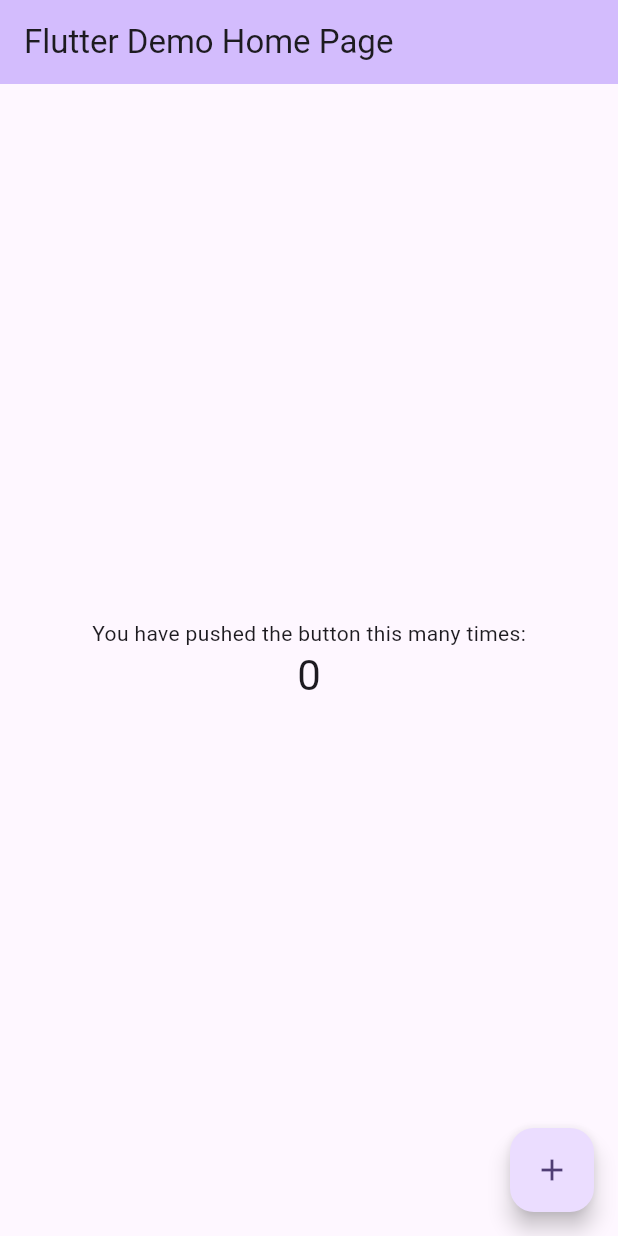
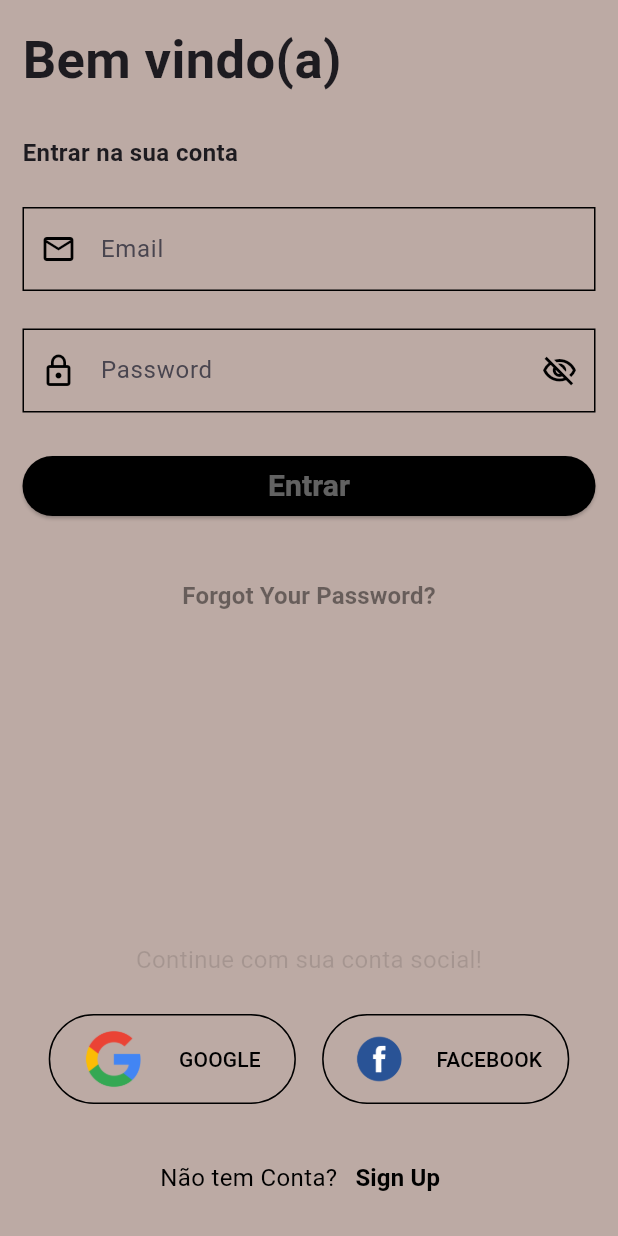
Before and after one commit to N0vais/Lord_barber, a Flutter app: the screen it shows after launch, on a phone screen of 412 x 824 dp. Run offline on Flutter 3.47's test engine with Material 3 defaults, Android fonts, the light colour scheme and no system bars.

Commit message:
pagina inicial cadastro e login

```diff
--- /dev/null
+++ b/lib/components/butomLogin.dart
@@ -0,0 +1,40 @@
+import 'package:barber_lord_definitivo/utils/config.dart';
+import 'package:flutter/material.dart';
+
+
+
+class Butomlogin extends StatelessWidget {
+  const Butomlogin(
+      {super.key,
+        required this.width,
+        required this.title,
+        required this.onPressed,
+        required this.disable});
+
+  final double width;
+  final String title;
+  final bool disable;
+  final Function() onPressed;
+
+  @override
+  Widget build(BuildContext context) {
+    return SizedBox(
+      width: width,
+      child: ElevatedButton(
+        style: ElevatedButton.styleFrom(
+          backgroundColor: Config.primaryColor,
+          foregroundColor: Colors.white38,
+
+        ),
+        onPressed: disable ? null : onPressed,
+        child: Text(
+          title,
+          style: const TextStyle(
+            fontSize: 20,
+            fontWeight: FontWeight.bold,
+          ),
+        ),
+      ),
+    );
+  }
+}
--- /dev/null
+++ b/lib/components/butomSocial.dart
@@ -0,0 +1,39 @@
+import 'package:barber_lord_definitivo/utils/config.dart';
+import 'package:flutter/material.dart';
+
+class ButomSocial extends StatelessWidget {
+  const ButomSocial({Key? key, required this.social}) : super(key: key);
+
+  final String social;
+
+  @override
+  Widget build(BuildContext context) {
+    Config().init(context);
+    return OutlinedButton(
+      style: OutlinedButton.styleFrom(
+        padding: const EdgeInsets.symmetric(vertical: 10),
+        side: const BorderSide(width: 1, color: Colors.black),
+      ),
+      onPressed: () {},
+      child: SizedBox(
+        width: Config.widthSize * 0.4,
+        child: Row(
+          mainAxisAlignment: MainAxisAlignment.spaceEvenly,
+          children: <Widget>[
+            Image.asset(
+              'assets/$social.png',
+              width: 40,
+              height: 40,
+            ),
+            Text(
+              social.toUpperCase(),
+              style: const TextStyle(
+                color: Colors.black,
+              ),
+            ),
+          ],
+        ),
+      ),
+    );
+  }
+}
--- /dev/null
+++ b/lib/components/form_login.dart
@@ -0,0 +1,126 @@
+
+
+import 'package:barber_lord_definitivo/utils/config.dart';
+import 'package:flutter/material.dart';
+
+import 'butomLogin.dart';
+
+class FormLogin extends StatefulWidget {
+  const FormLogin({Key? key}) : super(key: key);
+
+  @override
+  State<FormLogin> createState() => _FormLoginState();
+}
+
+class _FormLoginState extends State<FormLogin> {
+  final _formKey = GlobalKey<FormState>();
+  final _emailController = TextEditingController();
+  final _passController = TextEditingController();
+  bool obsecurePass = true;
+  @override
+  Widget build(BuildContext context) {
+    return Form(
+      key: _formKey,
+      child: Column(
+        mainAxisAlignment: MainAxisAlignment.start,
+        children: <Widget>[
+          TextFormField(
+            controller: _emailController,
+            keyboardType: TextInputType.emailAddress,
+            cursorColor: Config.primaryColor,
+            decoration: const InputDecoration(
+              hintText: 'Email Address',
+              labelText: 'Email',
+              alignLabelWithHint: true,
+              prefixIcon: Icon(Icons.email_outlined),
+              prefixIconColor: Config.primaryColor,
+            ),
+          ),
+          Config.spaceSmall,
+          TextFormField(
+            controller: _passController,
+            keyboardType: TextInputType.visiblePassword,
+            cursorColor: Config.primaryColor,
+            obscureText: obsecurePass,
+            decoration: InputDecoration(
+                hintText: 'Password',
+                labelText: 'Password',
+                alignLabelWithHint: true,
+                prefixIcon: const Icon(Icons.lock_outline),
+                prefixIconColor: Config.primaryColor,
+                suffixIcon: IconButton(
+                    onPressed: () {
+                      setState(() {
+                        obsecurePass = !obsecurePass;
+                      });
+                    },
+                    icon: obsecurePass
+                        ? const Icon(
+                      Icons.visibility_off_outlined,
+                      color: Colors.black,
+                    )
+                        : const Icon(
+                      Icons.visibility_outlined,
+                      color: Config.primaryColor,
+                    ))),
+          ),
+          Config.spaceSmall,
+          Butomlogin(
+            width: double.infinity,
+            title: 'Entrar',
+            onPressed: () {  },
+            disable: false,
+          )
+          // Consumer<AuthModel>(
+          //   builder: (context, auth, child) {
+          //     return Button(
+          //       width: double.infinity,
+          //       title: 'Sign In',
+          //       onPressed: () async {
+          //         //login here
+          //         final token = await DioProvider()
+          //             .getToken(_emailController.text, _passController.text);
+          //
+          //         if (token) {
+          //           //auth.loginSuccess(); //update login status
+          //           //rediret to main page
+          //
+          //           //grab user data here
+          //           final SharedPreferences prefs =
+          //           await SharedPreferences.getInstance();
+          //           final tokenValue = prefs.getString('token') ?? '';
+          //
+          //           if (tokenValue.isNotEmpty && tokenValue != '') {
+          //             //get user data
+          //             final response = await DioProvider().getUser(tokenValue);
+          //             if (response != null) {
+          //               setState(() {
+          //                 //json decode
+          //                 Map<String, dynamic> appointment = {};
+          //                 final user = json.decode(response);
+          //
+          //                 //check if any appointment today
+          //                 for (var doctorData in user['doctor']) {
+          //                   //if there is appointment return for today
+          //
+          //                   if (doctorData['appointments'] != null) {
+          //                     appointment = doctorData;
+          //                   }
+          //                 }
+          //
+          //                 //auth.loginSuccess(user, appointment);
+          //                 // MyApp.navigatorKey.currentState!.pushNamed('main');
+          //               });
+          //             }
+          //           }
+          //         }
+          //       },
+          //       disable: false,
+          //     );
+          //   },
+          // )
+        ],
+      ),
+    );
+  }
+}
--- a/lib/main.dart
+++ b/lib/main.dart
@@ -1,3 +1,6 @@
+import 'package:barber_lord_definitivo/screens/authentication.dart';
+import 'package:barber_lord_definitivo/utils/config.dart';
+import 'package:barber_lord_definitivo/utils/main_layout.dart';
 import 'package:flutter/material.dart';
 
 void main() {
@@ -7,31 +10,45 @@
 class MyApp extends StatelessWidget {
   const MyApp({super.key});
 
+//statc navigator pucha a navegação
+  static final navigatorKey = GlobalKey<NavigatorState>();
+
   // This widget is the root of your application.
   @override
   Widget build(BuildContext context) {
+    //pre definindo o themeData
     return MaterialApp(
-      title: 'Flutter Demo',
+      navigatorKey: navigatorKey,
+      title: 'Barber Lord',
+      debugShowCheckedModeBanner: false,
       theme: ThemeData(
-        // This is the theme of your application.
-        //
-        // TRY THIS: Try running your application with "flutter run". You'll see
-        // the application has a purple toolbar. Then, without quitting the app,
-        // try changing the seedColor in the colorScheme below to Colors.green
-        // and then invoke "hot reload" (save your changes or press the "hot
-        // reload" button in a Flutter-supported IDE, or press "r" if you used
-        // the command line to start the app).
-        //
-        // Notice that the counter didn't reset back to zero; the application
-        // state is not lost during the reload. To reset the state, use hot
-        // restart instead.
-        //
-        // This works for code too, not just values: Most code changes can be
-        // tested with just a hot reload.
-        colorScheme: ColorScheme.fromSeed(seedColor: Colors.deepPurple),
-        useMaterial3: true,
+        //pre define os inputs
+        inputDecorationTheme: const InputDecorationTheme(
+          focusColor: Config.primaryColor,
+          border: Config.outlinedBorder,
+          focusedBorder: Config.focusBorder,
+          errorBorder: Config.errorBorder,
+          enabledBorder: Config.outlinedBorder,
+          floatingLabelStyle: TextStyle(color: Config.primaryColor),
+          prefixIconColor: Colors.black,
+        ),
+        scaffoldBackgroundColor: Colors.brown.shade200,
+        bottomNavigationBarTheme: BottomNavigationBarThemeData(
+          backgroundColor: Config.primaryColor,
+          selectedItemColor: Colors.black12,
+          showSelectedLabels: true,
+          showUnselectedLabels: false,
+          unselectedItemColor: Colors.grey.shade700,
+          elevation: 10,
+          type: BottomNavigationBarType.fixed,
+        ),
       ),
-      home: const MyHomePage(title: 'Flutter Demo Home Page'),
+      initialRoute: '/',
+      routes: {
+        '/': (context) => const AutenticationPage(),
+        'main':(context)=> const MainLayout()
+      },
+
     );
   }
 }
--- /dev/null
+++ b/lib/screens/authentication.dart
@@ -0,0 +1,124 @@
+import 'package:barber_lord_definitivo/components/butomSocial.dart';
+import 'package:barber_lord_definitivo/components/form_login.dart';
+import 'package:barber_lord_definitivo/utils/config.dart';
+import 'package:barber_lord_definitivo/utils/text.dart';
+import 'package:flutter/material.dart';
+
+class AutenticationPage extends StatefulWidget {
+  const AutenticationPage({Key? key}) : super(key: key);
+
+  @override
+  State<AutenticationPage> createState() => _AutenticationPage();
+}
+
+class _AutenticationPage extends State<AutenticationPage> {
+  bool isSignIn = true;
+
+  @override
+  Widget build(BuildContext context) {
+    return Scaffold(
+        body: Padding(
+      padding: const EdgeInsets.symmetric(
+        horizontal: 15,
+        vertical: 15,
+      ),
+      child: SafeArea(
+          child: Column(
+        mainAxisAlignment: MainAxisAlignment.start,
+        crossAxisAlignment: CrossAxisAlignment.start,
+        children: <Widget>[
+          Text(
+            AppText.enText['welcome_text']!,
+            style: const TextStyle(
+              fontSize: 35,
+              fontWeight: FontWeight.bold,
+            ),
+          ),
+          Config.spaceSmall,
+          Text(
+            isSignIn
+                ? AppText.enText['signIn_text']!
+                : AppText.enText['register_text']!,
+            style: const TextStyle(
+              fontSize: 16,
+              fontWeight: FontWeight.bold,
+            ),
+          ),
+
+          Config.spaceSmall,
+
+          //adicionando o widget do formulario
+          const FormLogin(),
+
+          Config.spaceSmall,
+          //       isSignIn
+          Center(
+            child: TextButton(
+              onPressed: () {},
+              child: Text(
+                AppText.enText['forgot-password']!,
+                style: const TextStyle(
+                  fontSize: 16,
+                  fontWeight: FontWeight.bold,
+                  color: Colors.black45,
+                ),
+              ),
+            ),
+          ),
+          //           : Container(),
+                 const Spacer(),
+                 Center(
+                   child: Text(
+                     AppText.enText['social-login']!,
+                     style: TextStyle(
+                       fontSize: 16,
+                       fontWeight: FontWeight.normal,
+                       color: Colors.black12,
+                     ),
+                   ),
+                 ),
+                 Config.spaceSmall,
+                  const Row(
+                   mainAxisAlignment: MainAxisAlignment.spaceEvenly,
+                   children: <Widget>[
+                     ButomSocial(social: 'google'),
+                     ButomSocial(social: 'facebook'),
+                   ],
+                  ),
+                 Config.spaceSmall,
+                 Row(
+                   mainAxisAlignment: MainAxisAlignment.center,
+                   children: <Widget>[
+                 Text(
+                 isSignIn
+                 ? AppText.enText['signUp_text']!
+                     : AppText.enText['registered_text']!,
+
+                   style: TextStyle(
+                     fontSize: 16,
+                     fontWeight: FontWeight.normal,
+                     color: Colors.black,
+                   ),
+                 ),
+                     TextButton(
+                       onPressed: () {
+                         setState(() {
+                           isSignIn = !isSignIn;
+                         });
+                       },
+                       child: Text(
+                         isSignIn ? 'Sign Up' : 'Sign In',
+                         style: const TextStyle(
+                           fontSize: 16,
+                           fontWeight: FontWeight.bold,
+                           color: Colors.black,
+                         ),
+                       ),
+                     )
+                   ],
+                 )
+        ],
+      )),
+    ));
+  }
+}
--- /dev/null
+++ b/lib/utils/config.dart
@@ -0,0 +1,52 @@
+import 'package:flutter/cupertino.dart';
+import 'package:flutter/material.dart';
+
+class Config {
+  static MediaQueryData? mediaQueryData;
+  static double? screenWidth;
+  static double? screenHeight;
+
+  ///inicia a largura e altura
+  void init(BuildContext context) {
+    mediaQueryData = MediaQuery.of(context);
+    screenWidth = mediaQueryData!.size.width;
+    screenHeight = mediaQueryData!.size.height;
+  }
+
+  static get widthSize {
+    return screenWidth;
+  }
+
+  static get heightSize {
+    return screenHeight;
+  }
+
+  static const spaceSmall = SizedBox(
+    height: 25,
+  );
+  static final spaceMedian = SizedBox(
+    height: screenHeight! * 0.05,
+  );
+  static final spaceBig = SizedBox(
+    height: screenHeight! * 0.08,
+  );
+
+  static const outlinedBorder = OutlineInputBorder(
+    borderRadius: BorderRadius.all(Radius.circular(0)),
+  );
+
+  static const focusBorder = OutlineInputBorder(
+    borderRadius: BorderRadius.all(Radius.circular(0)),
+    borderSide: BorderSide(
+      color: Colors.black,
+    )
+  );
+  static const errorBorder = OutlineInputBorder(
+      borderRadius: BorderRadius.all(Radius.circular(0)),
+      borderSide: BorderSide(
+        color: Colors.amberAccent,
+      )
+  );
+
+  static const primaryColor = Colors.black;
+}
--- /dev/null
+++ b/lib/utils/main_layout.dart
@@ -0,0 +1,16 @@
+import 'package:flutter/material.dart';
+
+class MainLayout extends StatefulWidget {
+  const MainLayout({super.key});
+
+  @override
+  State<MainLayout> createState() => _MainLayoutState();
+}
+class _MainLayoutState extends State<MainLayout>{
+
+  @override
+  Widget build(BuildContext context) {
+    return Scaffold();
+  }
+
+}
--- /dev/null
+++ b/lib/utils/text.dart
@@ -0,0 +1,12 @@
+//defitição do texto do app.
+class AppText {
+  static final enText = {
+    'welcome_text'    : 'Bem vindo(a)',
+    'signIn_text'     : 'Entrar na sua conta',
+    'registered_text' : 'Ja tenho Conta?',
+    'register_text'   : 'Você pode se conectar com nosco, ',
+    'signUp_text'     : 'Não tem Conta?',
+    'social-login'    : 'Continue com sua conta social!',
+    'forgot-password' : 'Forgot Your Password?',
+  };
+}
--- a/pubspec.yaml
+++ b/pubspec.yaml
@@ -32,6 +32,7 @@ dependencies:
     sdk: flutter
 
 
+
   # The following adds the Cupertino Icons font to your application.
   # Use with the CupertinoIcons class for iOS style icons.
   cupertino_icons: ^1.0.8
@@ -45,7 +46,7 @@ dev_dependencies:
   # activated in the `analysis_options.yaml` file located at the root of your
   # package. See that file for information about deactivating specific lint
   # rules and activating additional ones.
-  flutter_lints: ^4.0.0
+  flutter_lints: ^5.0.0
 
 # For information on the generic Dart part of this file, see the
 # following page: https://dart.dev/tools/pub/pubspec
@@ -59,7 +60,8 @@ flutter:
   uses-material-design: true
 
   # To add assets to your application, add an assets section, like this:
-  # assets:
+  assets:
+    - assets/
   #   - images/a_dot_burr.jpeg
   #   - images/a_dot_ham.jpeg
 
```
Also changed, not shown: assets/facebook.png (added), assets/google.png (added), pubspec.lock, 7 other files.
